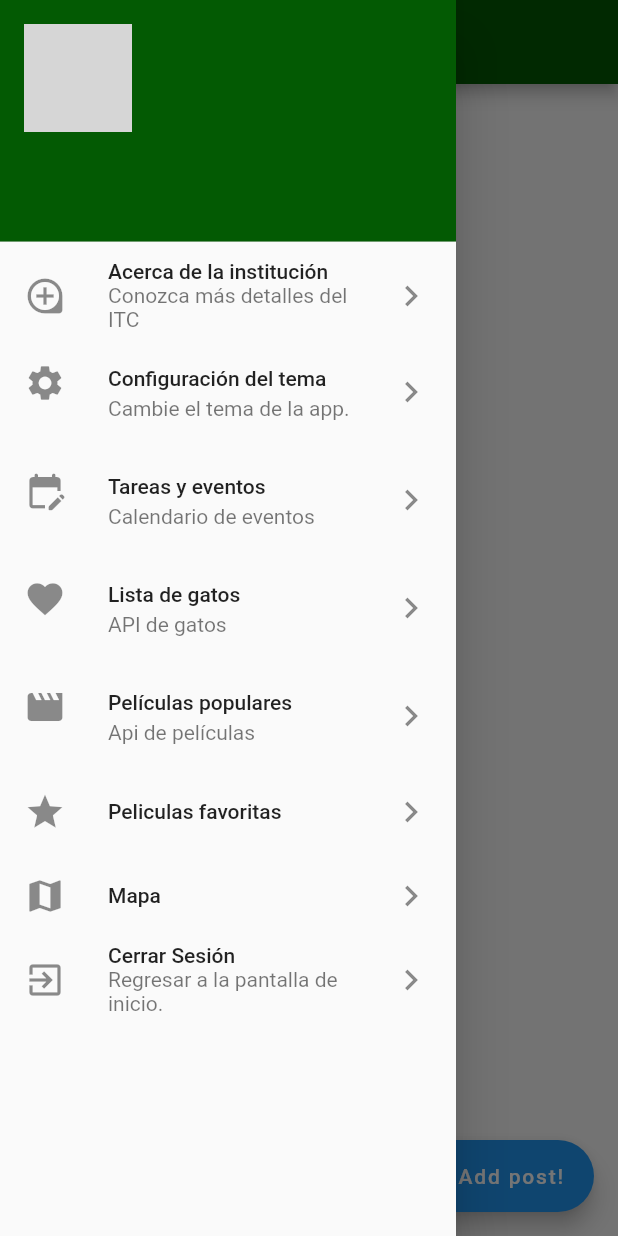
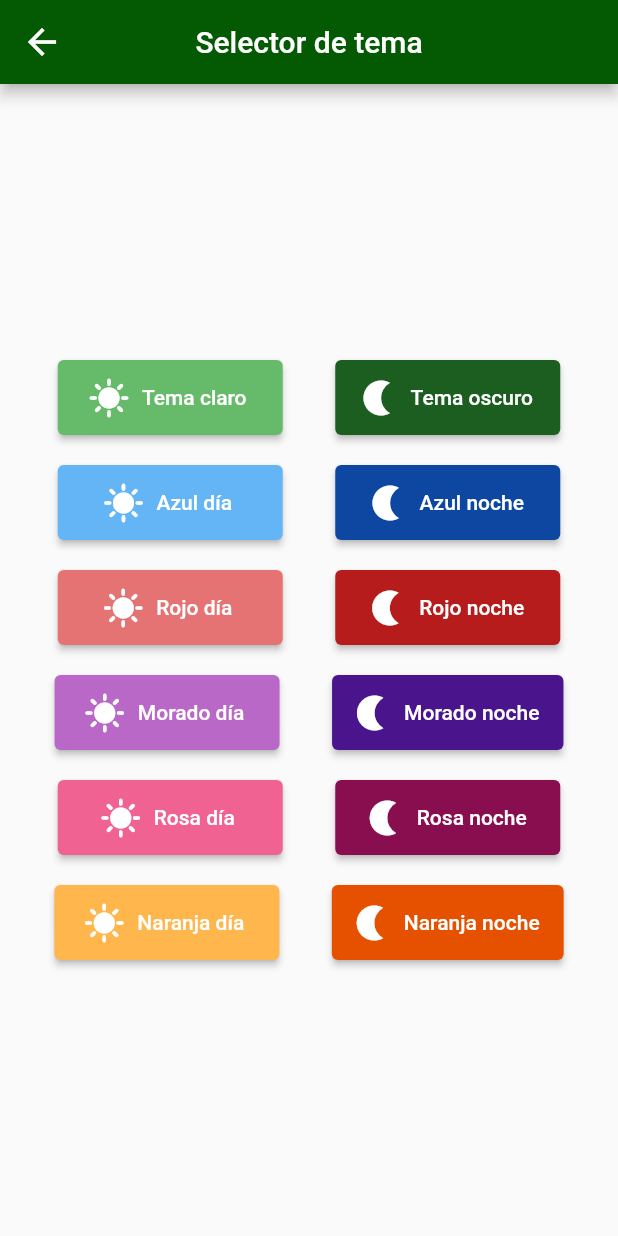
Before and after one commit to JoaquinGodoyJimenez/Tienda_Flutter, a Flutter app: the DashboardScreen screen opened by its route, in the side drawer, after a tap on "Configuración del tema", on a phone screen of 412 x 824 dp. Run offline on Flutter 3.47's test engine with Material 2 defaults, Android fonts, the phone set to English and light mode, and no system bars; our stand-ins replace email_validator, firebase_auth, firebase_core, google_fonts, google_sign_in, shared_preferences and 1 more; missing offline and left inert: flutter_facebook_auth, github_sign_in_plus; accounts and stored records are empty; network calls fail; grey boxes are pictures that could not be loaded.

Commit message:
Remember logged and theme selecter

```diff
--- a/lib/main.dart
+++ b/lib/main.dart
@@ -1,6 +1,8 @@
 import 'package:firebase_core/firebase_core.dart';
 import 'package:flutter/material.dart';
+import 'package:shared_preferences/shared_preferences.dart';
 import 'package:tienda/routes.dart';
+import 'package:tienda/screens/dashboard_screen.dart';
 import 'package:tienda/screens/welcome_screen.dart';
 import 'package:provider/provider.dart';
 import 'package:tienda/provider/flags_provider.dart';
@@ -9,11 +11,15 @@ import 'package:tienda/provider/theme_provider.dart';
 void main() async {
   WidgetsFlutterBinding.ensureInitialized();
   await Firebase.initializeApp();
-  runApp(const MyApp());
+  final _prefs = await SharedPreferences.getInstance();
+  final _logged = _prefs.getBool('logged');
+  runApp(MyApp(logged: _logged ?? false));
 }
 
 class MyApp extends StatelessWidget {
-  const MyApp({super.key});
+  final bool logged;
+
+  const MyApp({Key? key, required this.logged}) : super(key: key);
 
   @override
   Widget build(BuildContext context) {
@@ -22,13 +28,15 @@ class MyApp extends StatelessWidget {
         ChangeNotifierProvider(create: (_) => ThemeProvider(context)),
         ChangeNotifierProvider(create: (_) => FlagsProvider())
       ],
-      child: const MyHomePage(),
+      child: MyHomePage(logged: logged),
     );
   }
 }
 
 class MyHomePage extends StatefulWidget {
-  const MyHomePage({super.key});
+  final bool logged;
+
+  const MyHomePage({Key? key, required this.logged}) : super(key: key);
 
   @override
   State<MyHomePage> createState() => _MyHomePageState();
@@ -36,16 +44,11 @@ class MyHomePage extends StatefulWidget {
 
 class _MyHomePageState extends State<MyHomePage> {
   @override
-  void didChangeDependencies() {
-    super.didChangeDependencies();
-  }
-
-  @override
   Widget build(BuildContext context) {
     return MaterialApp(
       theme: Provider.of<ThemeProvider>(context).getthemeData(),
       routes: getApplicationRoutes(),
-      home: const WelcomeScreen(),
+      home: widget.logged == true ? const DashboardScreen() : const WelcomeScreen(),
     );
   }
 }
--- a/lib/routes.dart
+++ b/lib/routes.dart
@@ -2,6 +2,7 @@ import 'package:flutter/material.dart';
 import 'package:tienda/screens/dashboard_screen.dart';
 import 'package:tienda/screens/login_screen.dart';
 import 'package:tienda/screens/register_screen.dart';
+import 'package:tienda/screens/theme_configuration_screen.dart';
 import 'package:tienda/screens/welcome_screen.dart';
 
 Map<String, WidgetBuilder> getApplicationRoutes() {
@@ -10,5 +11,6 @@ Map<String, WidgetBuilder> getApplicationRoutes() {
     '/register': (BuildContext context) => const RegisterScreen(),
     '/dash': (BuildContext context) => const DashboardScreen(),
     '/welcome': (BuildContext context) => const WelcomeScreen(),
+    '/theme': (BuildContext context) => const ThemeConfigurationScreen(),
   };
 }
--- a/lib/screens/dashboard_screen.dart
+++ b/lib/screens/dashboard_screen.dart
@@ -4,6 +4,7 @@ import 'package:flutter/material.dart';
 import 'package:flutter_facebook_auth/flutter_facebook_auth.dart';
 import 'package:google_sign_in/google_sign_in.dart';
 import 'package:provider/provider.dart';
+import 'package:shared_preferences/shared_preferences.dart';
 import 'package:tienda/firebase/firebase_github_auth.dart';
 
 class DashboardScreen extends StatefulWidget {
@@ -44,56 +45,10 @@ class _DashboardScreenState extends State<DashboardScreen> {
               accountEmail: Text(user?.email.toString() ?? 'Error al recuperar el correo.')
             ),
             ListTile(
-              onTap: () {
-                Navigator.pushNamed(context, '/board');
-              },
-              title: const Text('Acerca de la institución'),
-              subtitle: const Text('Conozca más detalles del ITC'),
-              leading: const Icon(Icons.loupe),
-              trailing: const Icon(Icons.chevron_right),
-            ),
-            ListTile(
               onTap: () => Navigator.pushNamed(context, '/theme'),
               title: const Text('Configuración del tema'),
               subtitle: const Text('Cambie el tema de la app.'),
               leading: const Icon(Icons.settings),
-              trailing: const Icon(Icons.chevron_right),
-            ),
-            ListTile(
-              onTap: () {
-                Navigator.pushNamed(context, '/events');
-              },
-              title: const Text('Tareas y eventos'),
-              subtitle: const Text('Calendario de eventos'),
-              leading: const Icon(Icons.edit_calendar_rounded),
-              trailing: const Icon(Icons.chevron_right),
-            ),
-            ListTile(
-              onTap: () {
-                Navigator.pushNamed(context, '/api');
-              },
-              title: const Text('Lista de gatos'),
-              subtitle: const Text('API de gatos'),
-              leading: const Icon(Icons.favorite),
-              trailing: const Icon(Icons.chevron_right),
-            ),
-            ListTile(
-              onTap: () => Navigator.pushNamed(context, '/popular'),
-              title: const Text('Películas populares'),
-              subtitle: const Text('Api de películas'),
-              leading: const Icon(Icons.movie),
-              trailing: const Icon(Icons.chevron_right),
-            ),
-            ListTile(
-              onTap: () => Navigator.pushNamed(context, '/favorites'),
-              title: const Text('Peliculas favoritas'),
-              leading: const Icon(Icons.star),
-              trailing: const Icon(Icons.chevron_right),
-            ),
-            ListTile(
-              onTap: () => Navigator.pushNamed(context, '/maps'),
-              title: const Text('Mapa'),
-              leading: const Icon(Icons.map),
               trailing: const Icon(Icons.chevron_right),
             ),
             ListTile(
@@ -102,7 +57,10 @@ class _DashboardScreenState extends State<DashboardScreen> {
                 await FacebookAuth.instance.logOut();
                 await FirebaseGithubAuth().signOut();
                 await _auth.signOut();
-                Navigator.pushNamed(context, '/welcome');
+                final _prefs = await SharedPreferences.getInstance();
+                await _prefs.setBool('logged', false);
+                Navigator.pop(context);
+                Navigator.popAndPushNamed(context, '/welcome');
               },
               title: const Text('Cerrar Sesión'),
               subtitle: const Text('Regresar a la pantalla de inicio.'),
--- a/lib/screens/login_screen.dart
+++ b/lib/screens/login_screen.dart
@@ -2,6 +2,7 @@ import 'package:flutter/material.dart';
 import 'package:google_fonts/google_fonts.dart';
 import 'package:email_validator/email_validator.dart';
 import 'package:firebase_auth/firebase_auth.dart';
+import 'package:shared_preferences/shared_preferences.dart';
 import 'package:tienda/firebase/firebase_auth.dart';
 import 'package:tienda/firebase/firebase_google_auth.dart';
 import 'package:social_login_buttons/social_login_buttons.dart';
@@ -135,6 +136,8 @@ class _LoginScreenState extends State<LoginScreen> {
                         onPressed: () async {
                           try {
                             await FireBaseGoogleAuth().signInWithGoogle();
+                            final _prefs = await SharedPreferences.getInstance();
+                            await _prefs.setBool('logged', true);
                             Navigator.popAndPushNamed(context, '/dash');
                             ScaffoldMessenger.of(context).showSnackBar(const SnackBar(content:Text('Ha iniciado sesión de manera correcta')));
                           } catch (e) {
@@ -151,6 +154,8 @@ class _LoginScreenState extends State<LoginScreen> {
                         onPressed: () async {
                           try {
                             await FirebaseFacebookAuth().signInWithFacebook();
+                            final _prefs = await SharedPreferences.getInstance();
+                            await _prefs.setBool('logged', true);
                             Navigator.popAndPushNamed(context, '/dash');
                             ScaffoldMessenger.of(context).showSnackBar(const SnackBar(content:Text('Ha iniciado sesión de manera correcta')));
                           } catch (e) {
@@ -167,6 +172,8 @@ class _LoginScreenState extends State<LoginScreen> {
                         onPressed: () async {
                           try {
                             await FirebaseGithubAuth().gitHubSign(context);
+                            final _prefs = await SharedPreferences.getInstance();
+                            await _prefs.setBool('logged', true);
                             Navigator.popAndPushNamed(context, '/dash');
                             ScaffoldMessenger.of(context).showSnackBar(const SnackBar(content:Text('Ha iniciado sesión de manera correcta')));
                           } catch (e) {
--- /dev/null
+++ b/lib/screens/theme_configuration_screen.dart
@@ -0,0 +1,221 @@
+import 'package:flutter/material.dart';
+import 'package:provider/provider.dart';
+
+import '../provider/theme_provider.dart';
+import '../settings/styles_settings.dart';
+
+class ThemeConfigurationScreen extends StatefulWidget {
+  const ThemeConfigurationScreen({super.key});
+
+  @override
+  State<ThemeConfigurationScreen> createState() => _ThemeConfigurationScreenState();
+}
+
+class _ThemeConfigurationScreenState extends State<ThemeConfigurationScreen> {
+  late ThemeProvider theme;
+
+  @override
+  void initState() {
+    super.initState();
+    theme = Provider.of<ThemeProvider>(context, listen: false);
+  }
+
+  @override
+  Widget build(BuildContext context) {
+    return Scaffold(
+      appBar: AppBar(
+        title: const Text('Selector de tema'),
+        centerTitle: true,
+      ),
+      body: SafeArea(
+        child: Center(
+          child: Column(
+            mainAxisAlignment: MainAxisAlignment.center,
+            crossAxisAlignment: CrossAxisAlignment.center,
+            children: [
+              Row(
+                mainAxisAlignment: MainAxisAlignment.center,
+                crossAxisAlignment: CrossAxisAlignment.center,
+                children: [
+                  ElevatedButton.icon(
+                    onPressed: () {
+                      theme.setthemeData(StyleSettings.lightTheme(context), 'lightTheme');
+                    },
+                    icon: const Icon(Icons.sunny),
+                    label: const Text('Tema claro'),
+                    style: ElevatedButton.styleFrom(
+                      backgroundColor: Colors.green.shade400,
+                      minimumSize: const Size(150, 50)
+                    )
+                  ),
+                  const SizedBox(width: 35,),
+                  ElevatedButton.icon(
+                    onPressed: () {
+                      theme.setthemeData(StyleSettings.darkTheme(context), 'darkTheme');
+                    },
+                    icon: const Icon(Icons.nightlight),
+                    label: const Text('Tema oscuro'),
+                    style: ElevatedButton.styleFrom(
+                      backgroundColor: Colors.green.shade900,
+                      minimumSize: const Size(150, 50)
+                    )
+                  ),
+                ],
+              ),
+              const SizedBox(height: 20,),
+              Row(
+                mainAxisAlignment: MainAxisAlignment.center,
+                crossAxisAlignment: CrossAxisAlignment.center,
+                children: [
+                  ElevatedButton.icon(
+                    onPressed: () {
+                      theme.setthemeData(StyleSettings.lightBlueTheme(context), 'lightBlueTheme');
+                    },
+                    icon: const Icon(Icons.sunny),
+                    label: const Text('Azul día'),
+                    style: ElevatedButton.styleFrom(
+                      backgroundColor: Colors.blue.shade300,
+                      minimumSize: const Size(150, 50)
+                    )
+                  ),
+                  const SizedBox(width: 35,),
+                  ElevatedButton.icon(
+                    onPressed: () {
+                      theme.setthemeData(StyleSettings.darkBlueTheme(context), 'darkBlueTheme');
+                    },
+                    icon: const Icon(Icons.nightlight),
+                    label: const Text('Azul noche'),
+                    style: ElevatedButton.styleFrom(
+                      backgroundColor: Colors.blue.shade900,
+                      minimumSize: const Size(150, 50)
+                    )
+                  ),
+                ],
+              ),
+              const SizedBox(height: 20,),
+              Row(
+                mainAxisAlignment: MainAxisAlignment.center,
+                crossAxisAlignment: CrossAxisAlignment.center,
+                children: [
+                  ElevatedButton.icon(
+                    onPressed: () {
+                      theme.setthemeData(StyleSettings.lightRedTheme(context), 'lightRedTheme');
+                    },
+                    icon: const Icon(Icons.sunny),
+                    label: const Text('Rojo día'),
+                    style: ElevatedButton.styleFrom(
+                      backgroundColor: Colors.red.shade300,
+                      minimumSize: const Size(150, 50)
+                    )
+                  ),
+                  const SizedBox(width: 35,),
+                  ElevatedButton.icon(
+                    onPressed: () {
+                      theme.setthemeData(StyleSettings.darkRedTheme(context), 'darkRedTheme');
+                    },
+                    icon: const Icon(Icons.nightlight),
+                    label: const Text('Rojo noche'),
+                    style: ElevatedButton.styleFrom(
+                      backgroundColor: Colors.red.shade900,
+                      minimumSize: const Size(150, 50)
+                    )
+                  ),
+                ],
+              ),
+              const SizedBox(height: 20,),
+              Row(
+                mainAxisAlignment: MainAxisAlignment.center,
+                crossAxisAlignment: CrossAxisAlignment.center,
+                children: [
+                  ElevatedButton.icon(
+                    onPressed: () {
+                      theme.setthemeData(StyleSettings.lightPurpleTheme(context), 'lightPurpleTheme');
+                    },
+                    icon: const Icon(Icons.sunny),
+                    label: const Text('Morado día'),
+                    style: ElevatedButton.styleFrom(
+                      backgroundColor: Colors.purple.shade300,
+                      minimumSize: const Size(150, 50)
+                    )
+                  ),
+                  const SizedBox(width: 35,),
+                  ElevatedButton.icon(
+                    onPressed: () {
+                      theme.setthemeData(StyleSettings.darkPurpleTheme(context), 'darkPurpleTheme');
+                    },
+                    icon: const Icon(Icons.nightlight),
+                    label: const Text('Morado noche'),
+                    style: ElevatedButton.styleFrom(
+                      backgroundColor: Colors.purple.shade900,
+                      minimumSize: const Size(150, 50)
+                    )
+                  ),
+                ],
+              ),
+              const SizedBox(height: 20,),
+              Row(
+                mainAxisAlignment: MainAxisAlignment.center,
+                crossAxisAlignment: CrossAxisAlignment.center,
+                children: [
+                  ElevatedButton.icon(
+                    onPressed: () {
+                      theme.setthemeData(StyleSettings.lightPinkTheme(context), 'lightPinkTheme');
+                    },
+                    icon: const Icon(Icons.sunny),
+                    label: const Text('Rosa día'),
+                    style: ElevatedButton.styleFrom(
+                      backgroundColor: Colors.pink.shade300,
+                      minimumSize: const Size(150, 50)
+                    )
+                  ),
+                  const SizedBox(width: 35,),
+                  ElevatedButton.icon(
+                    onPressed: () {
+                      theme.setthemeData(StyleSettings.darkPinkTheme(context), 'darkPinkTheme');
+                    },
+                    icon: const Icon(Icons.nightlight),
+                    label: const Text('Rosa noche'),
+                    style: ElevatedButton.styleFrom(
+                      backgroundColor: Colors.pink.shade900,
+                      minimumSize: const Size(150, 50)
+                    )
+                  ),
+                ],
+              ),
+              const SizedBox(height: 20,),
+              Row(
+                mainAxisAlignment: MainAxisAlignment.center,
+                crossAxisAlignment: CrossAxisAlignment.center,
+                children: [
+                  ElevatedButton.icon(
+                    onPressed: () {
+                      theme.setthemeData(StyleSettings.lightOrangeTheme(context), 'lightOrangeTheme');
+                    },
+                    icon: const Icon(Icons.sunny),
+                    label: const Text('Naranja día'),
+                    style: ElevatedButton.styleFrom(
+                      backgroundColor: Colors.orange.shade300,
+                      minimumSize: const Size(150, 50)
+                    )
+                  ),
+                  const SizedBox(width: 35,),
+                  ElevatedButton.icon(
+                    onPressed: () {
+                      theme.setthemeData(StyleSettings.darkOrangeTheme(context), 'darkOrangeTheme');
+                    },
+                    icon: const Icon(Icons.nightlight),
+                    label: const Text('Naranja noche'),
+                    style: ElevatedButton.styleFrom(
+                      backgroundColor: Colors.orange.shade900,
+                      minimumSize: const Size(150, 50)
+                    )
+                  ),
+                ],
+              ),
+            ],
+          ),
+        ),
+      ),
+    );
+  }
+}
```
Also changed, not shown: 1 other file.
